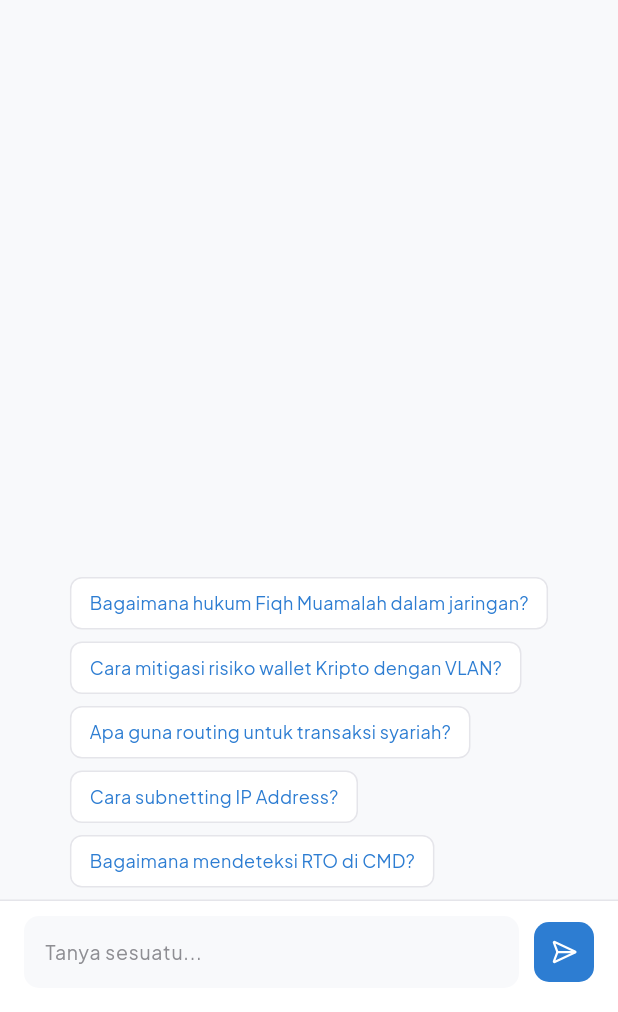
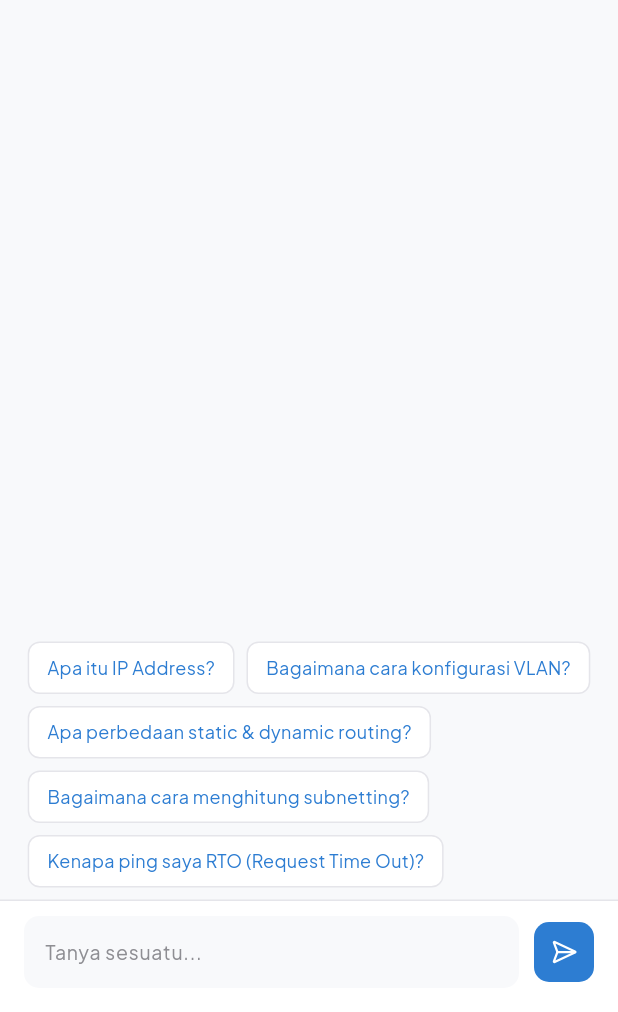
Before and after one commit to iqbaalfrm/netlabs, a Flutter app: the ChatView screen opened directly, on a phone screen of 412 x 824 dp, the part 224-1236 px from its top. Run offline on Flutter 3.47's test engine with Material 3 defaults, Android fonts, the phone set to English and light mode, and no system bars; our stand-ins replace dio, get, get_storage, google_fonts, lucide_icons_flutter; accounts and stored records are empty.

Commit message:
fix: hapus referensi Fiqh Muamalah dan sesuaikan dengan Jaringan Komputer Dasar

```diff
--- a/mobile/lib/app/constants/dummy_data.dart
+++ b/mobile/lib/app/constants/dummy_data.dart
@@ -1,4 +1,4 @@
-// Data dummy terpusat — diselaraskan dengan Fiqh Muamalah & Mitigasi Risiko Aset Kripto
+// Data dummy terpusat — murni Jaringan Komputer Dasar (tanpa unsur Fiqh/Kripto)
 class DummyData {
   // Data siswa
   static const String nama = 'Muhammad Iqbal';
@@ -12,73 +12,68 @@ class DummyData {
   static const int nilaiRataRata = 82;
   static const int streakHari = 7;
 
-  // Balasan AI dummy berdasarkan kata kunci (Fiqh Muamalah & IT Networking)
+  // Balasan AI dummy berdasarkan kata kunci (IT Networking)
   static String getBalasanAI(String pertanyaan) {
     final lower = pertanyaan.toLowerCase();
 
-    if (lower.contains('syariah') || lower.contains('fiqh') || lower.contains('muamalah') || lower.contains('hukum')) {
-      return 'Dalam perspektif Fiqh Muamalah, pemanfaatan infrastruktur jaringan komputer harus memenuhi prinsip kejujuran (amanah), kejelasan (transparansi/anti-gharar), dan keadilan.\n\n'
-          'Penerapannya dalam praktikum jaringan:\n'
-          '• Menggunakan perangkat lunak legal (menghindari ghasb/pencurian hak kekayaan intelektual).\n'
-          '• Segmentasi jaringan keuangan syariah menggunakan VLAN agar terhindar dari kebocoran data nasabah.\n'
-          '• Keandalan jaringan (redudansi) untuk meminimalisasi risiko kegagalan akad (transaksi) secara online.';
-    } else if (lower.contains('kripto') || lower.contains('crypto') || lower.contains('blockchain') || lower.contains('investasi')) {
-      return 'Aset Kripto dalam kajian Fiqh Muamalah kontemporer dipandang sebagai komoditas digital (sil\'ah) jika memenuhi kriteria memiliki nilai (tamawwul) dan kemanfaatan.\n\n'
-          'Mitigasi Risiko dalam jaringan Aset Kripto:\n'
-          '• Keamanan Kunci Privat (Private Key) melalui enkripsi end-to-end.\n'
-          '• Penggunaan subnetting terisolasi khusus untuk node validator blockchain.\n'
-          '• Implementasi Access Control List (ACL) pada firewall untuk menyaring traffic mencurigakan ke crypto wallet server.';
-    } else if (lower.contains('ip') || lower.contains('address')) {
-      return 'IP Address adalah identitas logis perangkat di jaringan komputer.\n\n'
-          'Dalam implementasi Jaringan Keuangan Syariah, alokasi IP harus dikelola secara terencana:\n'
-          '• Kelas IP Address (A, B, C) dipilih sesuai skala jaringan.\n'
-          '• Contoh IP Kelas C: 192.168.1.1 (umumnya untuk host retail/kantor cabang).\n'
-          '• Alokasi IP Statis diberikan pada server kritis seperti Sharia Core Banking, sementara DHCP digunakan untuk klien dinamis demi kemudahan manajemen.';
+    if (lower.contains('ip') || lower.contains('address')) {
+      return 'IP Address adalah alamat logis yang diberikan ke setiap perangkat dalam jaringan komputer.\n\n'
+          'Format IPv4 terdiri dari 32 bit yang dibagi menjadi 4 oktet (contoh: 192.168.1.1). Tiap oktet bernilai 0-255.\n\n'
+          'Kelas IP Address:\n'
+          '• Kelas A: 1.0.0.0 - 126.255.255.255 (Subnet mask default: 255.0.0.0)\n'
+          '• Kelas B: 128.0.0.0 - 191.255.255.255 (Subnet mask default: 255.255.0.0)\n'
+          '• Kelas C: 192.0.0.0 - 223.255.255.255 (Subnet mask default: 255.255.255.0)\n\n'
+          'Perangkat server biasanya dikonfigurasi dengan IP Statis agar tidak berubah-ubah, sedangkan perangkat klien menggunakan DHCP.';
     } else if (lower.contains('vlan')) {
-      return 'VLAN (Virtual Local Area Network) membagi satu switch fisik menjadi beberapa jaringan logis secara terpisah.\n\n'
-          'Penerapan VLAN untuk Keuangan Syariah:\n'
-          '• VLAN 10 (GURU/ADMIN) untuk mengelola data rahasia sekolah.\n'
-          '• VLAN 20 (TRANSAKSI_SYARIAH) untuk jalur transaksi keuangan halal.\n'
-          '• VLAN 30 (GUEST/SISWA) dibatasi aksesnya menggunakan router (Inter-VLAN Routing) guna mencegah penyusupan dan menjaga kepatuhan syariah (syariah compliance).';
+      return 'VLAN (Virtual Local Area Network) adalah teknologi yang memungkinkan satu switch fisik dibagi menjadi beberapa jaringan logis terpisah.\n\n'
+          'Fungsi VLAN:\n'
+          '• Memisahkan domain broadcast untuk meningkatkan efisiensi bandwidth.\n'
+          '• Meningkatkan keamanan jaringan dengan mengontrol akses antar divisi.\n'
+          '• Mempermudah manajemen jaringan secara logis tanpa memindahkan kabel fisik.\n\n'
+          'Contoh perintah membuat VLAN di switch Cisco:\n'
+          'Switch(config)# vlan 10\n'
+          'Switch(config-vlan)# name GURU';
     } else if (lower.contains('routing') || lower.contains('route')) {
-      return 'Routing menentukan jalur terbaik (best path) pengiriman paket data dari satu jaringan ke jaringan lain.\n\n'
-          'Dalam sistem transfer dana syariah, routing harus andal:\n'
-          '• Static Routing dikonfigurasi manual oleh network administrator untuk stabilitas jalur utama.\n'
-          '• Dynamic Routing (OSPF/BGP) digunakan untuk redundansi jika jalur utama terputus, guna meminimalisasi risiko penundaan transaksi (yang dilarang dalam transaksi syariah serah-terima tunai/taqabud).';
+      return 'Routing adalah proses menentukan jalur terbaik (best path) untuk mengirimkan paket data dari satu jaringan ke jaringan lain.\n\n'
+          'Jenis-jenis Routing:\n'
+          '• Static Routing: Dikonfigurasi secara manual oleh network administrator. Stabil dan hemat resource router, namun sulit dikelola pada jaringan skala besar.\n'
+          '• Dynamic Routing: Otomatis mencari rute terbaik menggunakan protokol routing seperti OSPF, RIP, atau BGP. Menyesuaikan diri secara otomatis jika ada link yang mati.';
     } else if (lower.contains('subnet')) {
-      return 'Subnetting membagi jaringan IP besar menjadi sub-jaringan (subnet) yang lebih kecil.\n\n'
-          'Manfaat Subnetting dalam Mitigasi Risiko:\n'
-          '• Mengisolasi domain broadcast demi meningkatkan keamanan data sensitif.\n'
-          '• Membatasi akses antar divisi (misal: memisahkan server Aset Kripto dari jaringan siswa).\n'
-          '• Contoh: Network 192.168.1.0/26 (Subnet Mask 255.255.255.192, menyediakan 62 host per subnet).';
+      return 'Subnetting adalah teknik membagi jaringan IP yang besar menjadi beberapa sub-jaringan (subnet) yang lebih kecil.\n\n'
+          'Tujuan Subnetting:\n'
+          '• Mengurangi lalu lintas broadcast domain.\n'
+          '• Mengoptimalkan efisiensi alokasi IP Address agar tidak ada IP yang terbuang sia-sia.\n'
+          '• Meningkatkan keamanan jaringan.\n\n'
+          'Contoh: Network 192.168.1.0/26 memiliki subnet mask 255.255.255.192 dan menyediakan 62 host yang dapat digunakan.';
     } else if (lower.contains('ping') || lower.contains('cmd') || lower.contains('trouble')) {
-      return 'Pengecekan koneksi jaringan mutlak diperlukan untuk memastikan keberlangsungan transaksi keuangan online.\n\n'
-          'Perintah CMD utama:\n'
-          '• ipconfig /all — Cek alamat IP, DNS, dan default gateway.\n'
-          '• ping [ip_tujuan] — Uji latensi jaringan. Latensi tinggi atau RTO (Request Time Out) berisiko menggagalkan transaksi online.\n'
-          '• tracert [ip_tujuan] — Lacak rute perjalanan paket data untuk menemukan titik kegagalan jalur.';
+      return 'Pengecekan koneksi jaringan menggunakan Command Prompt (CMD) sangat penting untuk troubleshooting.\n\n'
+          'Perintah dasar:\n'
+          '• ipconfig — Melihat alamat IP, subnet mask, dan default gateway komputer saat ini.\n'
+          '• ping [ip_tujuan] — Menguji konektivitas dan mengukur waktu respons (latency) ke host tujuan.\n'
+          '• tracert [ip_tujuan] — Melacak rute perjalanan paket data dari komputer lokal hingga ke tujuan untuk mendeteksi rute yang bermasalah.';
     } else if (lower.contains('topologi')) {
-      return 'Topologi jaringan menggambarkan tata letak fisik atau logis dari koneksi antar perangkat.\n\n'
-          '• Topologi Star: Menggunakan switch pusat. Sangat direkomendasikan untuk kantor Lembaga Keuangan Syariah (BMT, Bank Syariah) karena kegagalan satu klien tidak mengganggu operasional sistem secara keseluruhan.\n'
-          '• Topologi Mesh: Menyediakan jalur cadangan penuh (redundansi), krusial untuk mitigasi risiko downtime pada server perdagangan aset kripto.';
+      return 'Topologi jaringan adalah desain tata letak fisik atau logis dari koneksi antar perangkat dalam jaringan.\n\n'
+          'Jenis Topologi:\n'
+          '• Star: Semua perangkat terhubung ke switch/hub pusat. Sangat populer karena mudah di-troubleshoot dan jika satu kabel putus, perangkat lain tidak terganggu.\n'
+          '• Mesh: Setiap perangkat terhubung langsung ke semua perangkat lain. Sangat handal karena memiliki banyak jalur cadangan (redundansi), namun mahal dalam pemasangannya.';
     } else {
-      return 'Halo! Saya AI Tutor Netlabs. Silakan ajukan pertanyaan terkait materi praktikum Jaringan Komputer Dasar dan kaitannya dengan Fiqh Muamalah atau Mitigasi Risiko Aset Kripto.\n\n'
+      return 'Halo! Saya AI Tutor Netlabs. Silakan ajukan pertanyaan seputar materi praktikum Jaringan Komputer Dasar.\n\n'
           'Rekomendasi topik tanya jawab:\n'
-          '• Alokasi IP Address untuk Jaringan Keuangan Syariah\n'
-          '• Segmentasi VLAN untuk Mengamankan Wallet Aset Kripto\n'
-          '• Mitigasi Risiko downtime dengan Static/Dynamic Routing\n'
-          '• Perintah dasar CMD (ping, ipconfig, tracert)\n'
-          '• Hukum Fiqh Muamalah terkait penggunaan bandwidth dan software.';
+          '• Pembagian Kelas IP Address & Subnetting\n'
+          '• Konfigurasi VLAN di Switch Cisco\n'
+          '• Perbedaan Static Routing & Dynamic Routing (OSPF)\n'
+          '• Perintah CMD untuk troubleshooting (ping, ipconfig, tracert)\n'
+          '• Jenis-jenis Topologi Jaringan (Star, Mesh, Ring, dll.)';
     }
   }
 
   // Suggestion chips untuk chat
   static const List<String> chatSuggestions = [
-    'Bagaimana hukum Fiqh Muamalah dalam jaringan?',
-    'Cara mitigasi risiko wallet Kripto dengan VLAN?',
-    'Apa guna routing untuk transaksi syariah?',
-    'Cara subnetting IP Address?',
-    'Bagaimana mendeteksi RTO di CMD?',
+    'Apa itu IP Address?',
+    'Bagaimana cara konfigurasi VLAN?',
+    'Apa perbedaan static & dynamic routing?',
+    'Bagaimana cara menghitung subnetting?',
+    'Kenapa ping saya RTO (Request Time Out)?',
   ];
 
   // ===== DUMMY DATA PERTEMUAN (offline demo mode) =====
@@ -87,7 +82,7 @@ class DummyData {
       'id': 'p1',
       'nomor': 1,
       'nomor_urut': 1,
-      'judul': 'Pengenalan Jaringan & Kajian Syariah Teknologi',
+      'judul': 'Pengenalan Jaringan Komputer',
       'warna_hex': '#2D7DD2',
       'progress': 1.0,
       'status': 'selesai',
@@ -98,7 +93,7 @@ class DummyData {
       'id': 'p2',
       'nomor': 2,
       'nomor_urut': 2,
-      'judul': 'Pengalamatan IP & Mitigasi Risiko Aset Kripto',
+      'judul': 'Pengalamatan IP (IP Addressing)',
       'warna_hex': '#0F9B8E',
       'progress': 0.75,
       'status': 'selesai',
@@ -109,7 +104,7 @@ class DummyData {
       'id': 'p3',
       'nomor': 3,
       'nomor_urut': 3,
-      'judul': 'Konfigurasi IP & Keamanan Transaksi Muamalah',
+      'judul': 'Konfigurasi IP di Windows',
       'warna_hex': '#7B5EA7',
       'progress': 0.5,
       'status': 'aktif',
@@ -120,7 +115,7 @@ class DummyData {
       'id': 'p4',
       'nomor': 4,
       'nomor_urut': 4,
-      'judul': 'VLAN untuk Segmentasi Jaringan Syariah',
+      'judul': 'Implementasi VLAN',
       'warna_hex': '#F4A261',
       'progress': 0.0,
       'status': 'terkunci',
@@ -131,7 +126,7 @@ class DummyData {
       'id': 'p5',
       'nomor': 5,
       'nomor_urut': 5,
-      'judul': 'Static Routing & Redundansi Data Kripto',
+      'judul': 'Static Routing',
       'warna_hex': '#E05263',
       'progress': 0.0,
       'status': 'terkunci',
@@ -142,7 +137,7 @@ class DummyData {
       'id': 'p6',
       'nomor': 6,
       'nomor_urut': 6,
-      'judul': 'Dynamic Routing (OSPF) & Keandalan Akad',
+      'judul': 'Dynamic Routing (OSPF)',
       'warna_hex': '#2D7DD2',
       'progress': 0.0,
       'status': 'terkunci',
@@ -153,7 +148,7 @@ class DummyData {
       'id': 'p7',
       'nomor': 7,
       'nomor_urut': 7,
-      'judul': 'NAT untuk Akses Aman Wallet Syariah',
+      'judul': 'Network Address Translation (NAT)',
       'warna_hex': '#0F9B8E',
       'progress': 0.0,
       'status': 'terkunci',
@@ -164,7 +159,7 @@ class DummyData {
       'id': 'p8',
       'nomor': 8,
       'nomor_urut': 8,
-      'judul': 'Ujian Praktik Jaringan & Kepatuhan Syariah 1',
+      'judul': 'Ujian Praktik Jaringan Semester 1',
       'warna_hex': '#1A2B5F',
       'progress': 0.0,
       'status': 'terkunci',
@@ -178,7 +173,7 @@ class DummyData {
       'id': 'p9',
       'nomor': 9,
       'nomor_urut': 9,
-      'judul': 'Wireless LAN (WiFi) & Keamanan Mobile Banking',
+      'judul': 'Wireless LAN (WiFi)',
       'warna_hex': '#7B5EA7',
       'progress': 0.0,
       'status': 'terkunci',
@@ -189,7 +184,7 @@ class DummyData {
       'id': 'p10',
       'nomor': 10,
       'nomor_urut': 10,
-      'judul': 'Keamanan Jaringan & Proteksi Dompet Digital',
+      'judul': 'Keamanan Jaringan Dasar',
       'warna_hex': '#F4A261',
       'progress': 0.0,
       'status': 'terkunci',
@@ -200,7 +195,7 @@ class DummyData {
       'id': 'p11',
       'nomor': 11,
       'nomor_urut': 11,
-      'judul': 'Firewall & ACL untuk Server Fiqh Muamalah',
+      'judul': 'Firewall & Access Control List',
       'warna_hex': '#E05263',
       'progress': 0.0,
       'status': 'terkunci',
@@ -211,7 +206,7 @@ class DummyData {
       'id': 'p12',
       'nomor': 12,
       'nomor_urut': 12,
-      'judul': 'Monitoring Jaringan & Deteksi Fraud Kripto',
+      'judul': 'Monitoring Jaringan',
       'warna_hex': '#2D7DD2',
       'progress': 0.0,
       'status': 'terkunci',
@@ -222,7 +217,7 @@ class DummyData {
       'id': 'p13',
       'nomor': 13,
       'nomor_urut': 13,
-      'judul': 'Troubleshooting & Keandalan FinTech Syariah',
+      'judul': 'Troubleshooting Jaringan',
       'warna_hex': '#0F9B8E',
       'progress': 0.0,
       'status': 'terkunci',
@@ -233,7 +228,7 @@ class DummyData {
       'id': 'p14',
       'nomor': 14,
       'nomor_urut': 14,
-      'judul': 'Manajemen Bandwidth untuk Aplikasi Syariah',
+      'judul': 'Manajemen Bandwidth',
       'warna_hex': '#7B5EA7',
       'progress': 0.0,
       'status': 'terkunci',
@@ -244,7 +239,7 @@ class DummyData {
       'id': 'p15',
       'nomor': 15,
       'nomor_urut': 15,
-      'judul': 'Proyek Akhir Rancang Jaringan Lembaga Syariah',
+      'judul': 'Proyek Akhir Rancang Bangun Jaringan',
       'warna_hex': '#F4A261',
       'progress': 0.0,
       'status': 'terkunci',
@@ -255,7 +250,7 @@ class DummyData {
       'id': 'p16',
       'nomor': 16,
       'nomor_urut': 16,
-      'judul': 'Ujian Praktik Jaringan & Kepatuhan Syariah 2',
+      'judul': 'Ujian Praktik Jaringan Semester 2',
       'warna_hex': '#1A2B5F',
       'progress': 0.0,
       'status': 'terkunci',
--- a/mobile/lib/app/services/api_service.dart
+++ b/mobile/lib/app/services/api_service.dart
@@ -62,8 +62,8 @@ class ApiService {
     final numStr = pertemuanId.replaceAll(RegExp(r'[^0-9]'), '');
     final number = int.tryParse(numStr) ?? 1;
     final topics = {
-      1: ['Pengertian Jaringan & Syariah', 'Jenis Jaringan (LAN, MAN, WAN)', 'Topologi Jaringan', 'Perangkat Keras Jaringan'],
-      2: ['Pengertian IP Address', 'Kelas IP Address (A, B, C)', 'IP Public vs IP Private', 'Subnetting & Mitigasi Risiko'],
+      1: ['Pengertian Jaringan Komputer', 'Jenis Jaringan (LAN, MAN, WAN)', 'Topologi Jaringan', 'Perangkat Keras Jaringan'],
+      2: ['Pengertian IP Address', 'Kelas IP Address (A, B, C)', 'IP Public vs IP Private', 'Subnetting Dasar'],
       3: ['Setting IP Manual di Windows', 'Verifikasi Koneksi dengan CMD', 'Troubleshooting Jaringan'],
       4: ['Pengertian VLAN', 'Konfigurasi VLAN di Switch', 'Inter-VLAN Routing', 'Verifikasi VLAN'],
       5: ['Konsep Routing', 'Konfigurasi Static Route', 'Verifikasi Routing Table'],
@@ -88,25 +88,25 @@ class ApiService {
     final number = int.tryParse(numStr) ?? 1;
     final soalMap = {
       1: [
-        {'id': 's1_1', 'pertanyaan': 'Apa tujuan utama penggunaan jaringan komputer dalam Lembaga Keuangan Syariah?', 'pilihan_a': 'Memfasilitasi transfer data secara cepat dan aman (amanah)', 'pilihan_b': 'Menghindari pembayaran pajak', 'pilihan_c': 'Membagikan software bajakan', 'pilihan_d': 'Meningkatkan spekulasi (gharar)', 'jawaban': 0},
-        {'id': 's1_2', 'pertanyaan': 'Jaringan yang menghubungkan kantor pusat Bank Syariah Nasional dengan kantor cabang disebut?', 'pilihan_a': 'LAN', 'pilihan_b': 'MAN', 'pilihan_c': 'WAN', 'pilihan_d': 'PAN', 'jawaban': 2},
-        {'id': 's1_3', 'pertanyaan': 'Topologi jaringan yang paling aman dan stabil untuk menghindari risiko downtime transaksi online adalah?', 'pilihan_a': 'Bus', 'pilihan_b': 'Ring', 'pilihan_c': 'Star', 'pilihan_d': 'Mesh', 'jawaban': 2},
-        {'id': 's1_4', 'pertanyaan': 'Perangkat yang digunakan untuk merutekan paket transaksi keuangan dengan aman adalah?', 'pilihan_a': 'Hub', 'pilihan_b': 'Switch', 'pilihan_c': 'Router', 'pilihan_d': 'Repeater', 'jawaban': 2},
-        {'id': 's1_5', 'pertanyaan': 'Penggunaan koneksi internet publik untuk transaksi perbankan syariah tanpa enkripsi melanggar prinsip?', 'pilihan_a': 'Saling rida', 'pilihan_b': 'Keadilan', 'pilihan_c': 'Amanah (menjaga rahasia data nasabah)', 'pilihan_d': 'Kemudahan', 'jawaban': 2},
+        {'id': 's1_1', 'pertanyaan': 'Apa yang dimaksud dengan jaringan komputer?', 'pilihan_a': 'Sekumpulan komputer yang saling terhubung', 'pilihan_b': 'Satu komputer dengan banyak monitor', 'pilihan_c': 'Perangkat lunak untuk mengelola file', 'pilihan_d': 'Sistem operasi berbasis jaringan', 'jawaban': 0},
+        {'id': 's1_2', 'pertanyaan': 'Jaringan yang mencakup area satu kota disebut?', 'pilihan_a': 'LAN', 'pilihan_b': 'MAN', 'pilihan_c': 'WAN', 'pilihan_d': 'PAN', 'jawaban': 1},
+        {'id': 's1_3', 'pertanyaan': 'Topologi yang semua perangkat terhubung ke satu pusat?', 'pilihan_a': 'Bus', 'pilihan_b': 'Ring', 'pilihan_c': 'Star', 'pilihan_d': 'Mesh', 'jawaban': 2},
+        {'id': 's1_4', 'pertanyaan': 'Perangkat yang menghubungkan dua jaringan berbeda?', 'pilihan_a': 'Hub', 'pilihan_b': 'Switch', 'pilihan_c': 'Router', 'pilihan_d': 'Repeater', 'jawaban': 2},
+        {'id': 's1_5', 'pertanyaan': 'Contoh jaringan WAN yang paling umum?', 'pilihan_a': 'WiFi rumah', 'pilihan_b': 'LAN sekolah', 'pilihan_c': 'Internet', 'pilihan_d': 'Bluetooth', 'jawaban': 2},
       ],
       2: [
-        {'id': 's2_1', 'pertanyaan': 'Panjang alamat IPv4 yang digunakan untuk mengidentifikasi host di jaringan adalah?', 'pilihan_a': '16 bit', 'pilihan_b': '32 bit', 'pilihan_c': '64 bit', 'pilihan_d': '128 bit', 'jawaban': 1},
-        {'id': 's2_2', 'pertanyaan': 'IP Address 192.168.10.1 yang sering digunakan di jaringan lokal tergolong kelas?', 'pilihan_a': 'Kelas A', 'pilihan_b': 'Kelas B', 'pilihan_c': 'Kelas C', 'pilihan_d': 'Kelas D', 'jawaban': 2},
-        {'id': 's2_3', 'pertanyaan': 'Untuk mitigasi risiko serangan hacker, IP address private manakah yang aman digunakan di dalam jaringan lokal BMT?', 'pilihan_a': '8.8.8.8', 'pilihan_b': '192.168.1.1', 'pilihan_c': '203.0.113.1', 'pilihan_d': '1.1.1.1', 'jawaban': 1},
-        {'id': 's2_4', 'pertanyaan': 'Subnet mask default untuk IP kelas C demi efisiensi alokasi host adalah?', 'pilihan_a': '255.0.0.0', 'pilihan_b': '255.255.0.0', 'pilihan_c': '255.255.255.0', 'pilihan_d': '255.255.255.255', 'jawaban': 2},
-        {'id': 's2_5', 'pertanyaan': 'Dalam pengelolaan blockchain aset kripto syariah, tujuan dari subnetting adalah?', 'pilihan_a': 'Meningkatkan volatilitas harga', 'pilihan_b': 'Efisiensi dan pembatasan akses broadcast untuk mitigasi risiko keamanan', 'pilihan_c': 'Mempercepat penambangan koin', 'pilihan_d': 'Menghapus data transaksi', 'jawaban': 1},
+        {'id': 's2_1', 'pertanyaan': 'Berapa bit panjang alamat IPv4?', 'pilihan_a': '16 bit', 'pilihan_b': '32 bit', 'pilihan_c': '64 bit', 'pilihan_d': '128 bit', 'jawaban': 1},
+        {'id': 's2_2', 'pertanyaan': 'IP 192.168.1.1 termasuk kelas?', 'pilihan_a': 'Kelas A', 'pilihan_b': 'Kelas B', 'pilihan_c': 'Kelas C', 'pilihan_d': 'Kelas D', 'jawaban': 2},
+        {'id': 's2_3', 'pertanyaan': 'Manakah yang termasuk IP Private?', 'pilihan_a': '8.8.8.8', 'pilihan_b': '192.168.1.1', 'pilihan_c': '203.0.113.1', 'pilihan_d': '1.1.1.1', 'jawaban': 1},
+        {'id': 's2_4', 'pertanyaan': 'Subnet mask default untuk kelas C?', 'pilihan_a': '255.0.0.0', 'pilihan_b': '255.255.0.0', 'pilihan_c': '255.255.255.0', 'pilihan_d': '255.255.255.255', 'jawaban': 2},
+        {'id': 's2_5', 'pertanyaan': 'Tujuan utama subnetting?', 'pilihan_a': 'Mempercepat internet', 'pilihan_b': 'Efisiensi alokasi IP Address', 'pilihan_c': 'Menambah bandwidth', 'pilihan_d': 'Mengenkripsi data', 'jawaban': 1},
       ],
       3: [
-        {'id': 's3_1', 'pertanyaan': 'Perintah CMD untuk memverifikasi konfigurasi IP client sebelum melakukan transfer dana syariah?', 'pilihan_a': 'ping', 'pilihan_b': 'ipconfig', 'pilihan_c': 'tracert', 'pilihan_d': 'netstat', 'jawaban': 1},
-        {'id': 's3_2', 'pertanyaan': 'Perintah pengujian latency untuk mitigasi risiko kegagalan serah terima (taqabud) pada transaksi online?', 'pilihan_a': 'ipconfig', 'pilihan_b': 'ping', 'pilihan_c': 'nslookup', 'pilihan_d': 'arp', 'jawaban': 1},
-        {'id': 's3_3', 'pertanyaan': 'Alamat loopback IP 127.0.0.1 digunakan untuk?', 'pilihan_a': 'Menghubungkan ke server luar', 'pilihan_b': 'Broadcast ke seluruh kelas', 'pilihan_c': 'Menguji kartu jaringan lokal (self-test)', 'pilihan_d': 'Gateway eksternal', 'jawaban': 2},
-        {'id': 's3_4', 'pertanyaan': 'Jika hasil ping ke server trading kripto menunjukkan RTO (Request Time Out), tindakan pertama adalah?', 'pilihan_a': 'Melakukan transaksi berulang', 'pilihan_b': 'Memeriksa koneksi fisik dan konfigurasi gateway lokal', 'pilihan_c': 'Membeli router baru', 'pilihan_d': 'Mengganti IP Publik', 'jawaban': 1},
-        {'id': 's3_5', 'pertanyaan': 'Dalam transaksi syariah online, peran Default Gateway adalah sebagai?', 'pilihan_a': 'Penyimpan data koin', 'pilihan_b': 'Pintu gerbang penghubung ke jaringan luar (internet)', 'pilihan_c': 'Penyaring konten pornografi', 'pilihan_d': 'Server database utama', 'jawaban': 1},
+        {'id': 's3_1', 'pertanyaan': 'Perintah CMD untuk melihat konfigurasi IP?', 'pilihan_a': 'ping', 'pilihan_b': 'ipconfig', 'pilihan_c': 'tracert', 'pilihan_d': 'netstat', 'jawaban': 1},
+        {'id': 's3_2', 'pertanyaan': 'Perintah untuk menguji koneksi ke perangkat lain?', 'pilihan_a': 'ipconfig', 'pilihan_b': 'ping', 'pilihan_c': 'nslookup', 'pilihan_d': 'arp', 'jawaban': 1},
+        {'id': 's3_3', 'pertanyaan': 'IP 127.0.0.1 disebut juga?', 'pilihan_a': 'Gateway', 'pilihan_b': 'Broadcast', 'pilihan_c': 'Loopback', 'pilihan_d': 'Subnet', 'jawaban': 2},
+        {'id': 's3_4', 'pertanyaan': 'Jika ping ke gateway gagal, masalah ada di?', 'pilihan_a': 'DNS server', 'pilihan_b': 'Koneksi lokal', 'pilihan_c': 'Website tujuan', 'pilihan_d': 'Browser', 'jawaban': 1},
+        {'id': 's3_5', 'pertanyaan': 'Default Gateway berfungsi sebagai?', 'pilihan_a': 'DNS resolver', 'pilihan_b': 'Pintu keluar ke jaringan lain', 'pilihan_c': 'Firewall', 'pilihan_d': 'DHCP server', 'jawaban': 1},
       ],
     };
     return soalMap[number] ?? soalMap[1]!;
@@ -116,7 +116,7 @@ class ApiService {
       String pertemuanId, List<Map<String, String>> jawaban) async {
     await Future.delayed(const Duration(milliseconds: 500));
     final correctAnswers = {
-      's1_1': 'a', 's1_2': 'c', 's1_3': 'c', 's1_4': 'c', 's1_5': 'c',
+      's1_1': 'a', 's1_2': 'b', 's1_3': 'c', 's1_4': 'c', 's1_5': 'c',
       's2_1': 'b', 's2_2': 'c', 's2_3': 'b', 's2_4': 'c', 's2_5': 'b',
       's3_1': 'b', 's3_2': 'b', 's3_3': 'c', 's3_4': 'b', 's3_5': 'b',
     };
@@ -154,11 +154,6 @@ class ApiService {
     await Future.delayed(const Duration(milliseconds: 1200));
     final jawabanText = DummyData.getBalasanAI(pertanyaan);
     String labelSumber = 'Modul Komputer Jaringan Dasar SMK';
-    if (pertanyaan.toLowerCase().contains('syariah') || pertanyaan.toLowerCase().contains('fiqh')) {
-      labelSumber = 'Buku Fiqh Muamalah Kontemporer';
-    } else if (pertanyaan.toLowerCase().contains('kripto') || pertanyaan.toLowerCase().contains('risiko')) {
-      labelSumber = 'Panduan Manajemen Risiko Aset Kripto Bappebti';
-    }
     return {
       'jawaban': jawabanText,
       'label_sumber': labelSumber,
```
Also changed, not shown: 3 other files.
